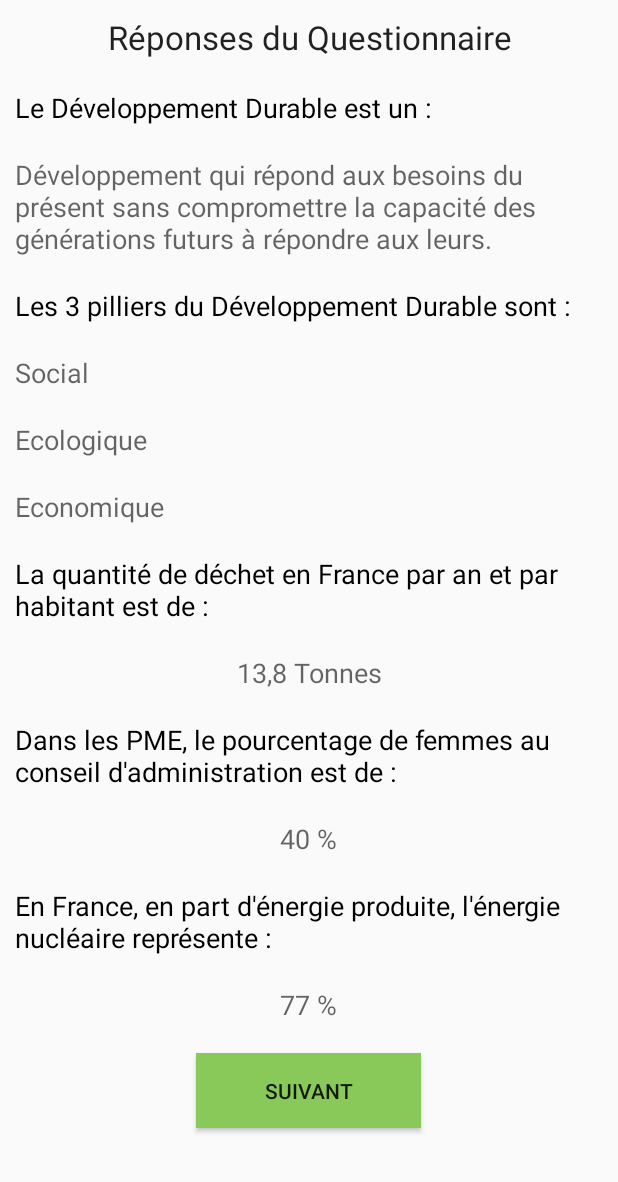
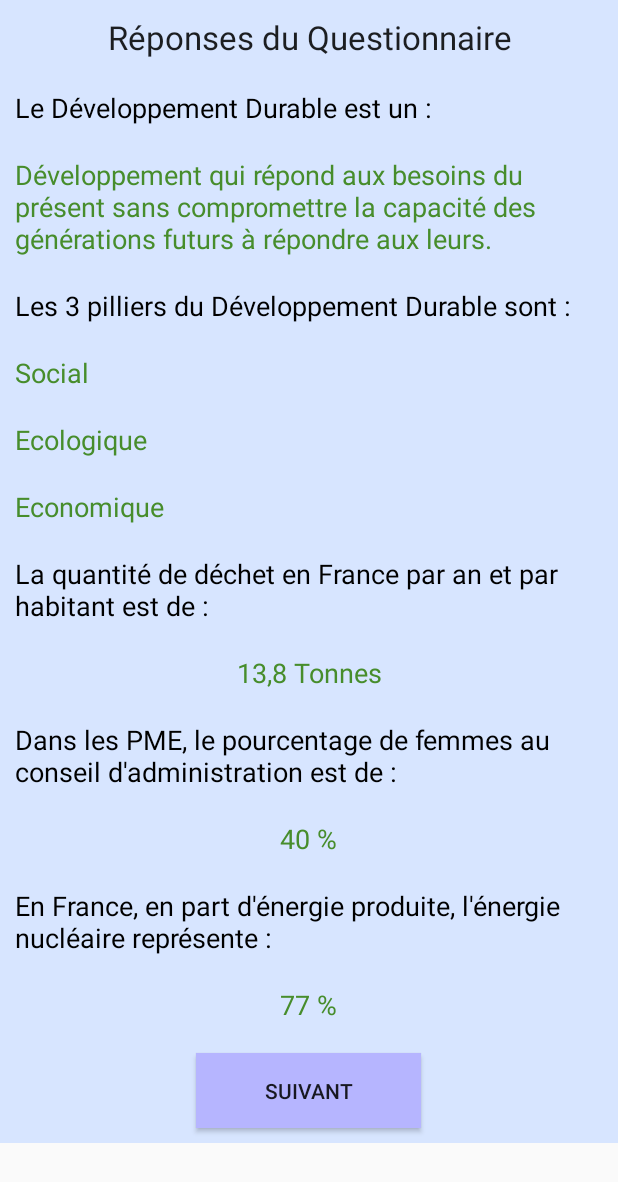
Before and after one commit to Eddupdup/OneIdeaADay, an Android app: the Resultats screen opened directly, with no data from a screen before it, on a phone screen of 412 x 824 dp. Shown: the top 1182 px of the screen. Run offline under Robolectric (Android 15) with nearby library versions, the light colour scheme and no system bars; 8 statements that could not run were skipped.

Commit message:
Aubin : couleurs résultats

```diff
--- a/app/src/main/res/layout/activity_resultats.xml
+++ b/app/src/main/res/layout/activity_resultats.xml
@@ -11,7 +11,8 @@
         android:layout_width="match_parent"
         android:layout_height="match_parent"
         android:clickable="false"
-        android:focusable="true">
+        android:focusable="true"
+        android:background="#ffd7e5ff">
 
         <TextView
             android:layout_width="fill_parent"
@@ -44,7 +45,8 @@
             android:layout_marginLeft="5dp"
             android:layout_marginRight="5dp"
             android:layout_marginTop="5dp"
-            android:layout_margin="10sp" />
+            android:layout_margin="10sp"
+            android:textColor="#ff478d2c" />
 
         <TextView
             android:layout_width="wrap_content"
@@ -65,7 +67,8 @@
             android:id="@+id/textView28"
             android:layout_marginLeft="5dp"
             android:layout_marginTop="5dp"
-            android:layout_margin="10sp" />
+            android:layout_margin="10sp"
+            android:textColor="#ff478d2c" />
 
         <TextView
             android:layout_width="wrap_content"
@@ -74,7 +77,8 @@
             android:text="Ecologique"
             android:id="@+id/textView29"
             android:layout_marginLeft="5dp"
-            android:layout_margin="10sp" />
+            android:layout_margin="10sp"
+            android:textColor="#ff478d2c" />
 
         <TextView
             android:layout_width="wrap_content"
@@ -83,7 +87,8 @@
             android:text="Economique"
             android:id="@+id/textView30"
             android:layout_marginLeft="5dp"
-            android:layout_margin="10sp" />
+            android:layout_margin="10sp"
+            android:textColor="#ff478d2c" />
 
         <TextView
             android:layout_width="wrap_content"
@@ -104,7 +109,8 @@
             android:id="@+id/textView22"
             android:gravity="center_horizontal"
             android:layout_marginTop="5dp"
-            android:layout_margin="10sp" />
+            android:layout_margin="10sp"
+            android:textColor="#ff478d2c" />
 
         <TextView
             android:layout_width="fill_parent"
@@ -126,7 +132,8 @@
             android:id="@+id/textView24"
             android:layout_gravity="center_horizontal"
             android:layout_marginTop="5dp"
-            android:layout_margin="10sp" />
+            android:layout_margin="10sp"
+            android:textColor="#ff478d2c" />
 
         <TextView
             android:layout_width="fill_parent"
@@ -148,7 +155,8 @@
             android:id="@+id/textView26"
             android:layout_gravity="center_horizontal"
             android:layout_marginTop="5dp"
-            android:layout_margin="10sp" />
+            android:layout_margin="10sp"
+            android:textColor="#ff478d2c" />
 
         <Button
             android:layout_width="150sp"
@@ -157,7 +165,7 @@
             android:id="@+id/button"
             android:layout_gravity="center_horizontal|bottom"
             android:layout_marginTop="30sp"
-            android:background="#89c95a"
+            android:background="#ffb6b5ff"
             android:clickable="true"
             android:onClick="onclickButton"
             android:layout_margin="10sp" />
--- a/app/src/main/res/layout/fact_5.xml
+++ b/app/src/main/res/layout/fact_5.xml
@@ -27,7 +27,7 @@
         android:id="@+id/textView10"
         android:layout_width="wrap_content"
         android:layout_height="wrap_content"
-        android:text="Entrepise lancée depuis 2009, BIRDEO aide les entreprises à la recherche de profils interessants pour dynamiser leur RSE ou leur implication dans le développement durable! Pour en découvrir plus, cliquez sur le lien en-dessous.   "
+        android:text="Entreprise lancée en 2009, BIRDEO aide les entreprises à la recherche de profils intéressants pour dynamiser leur RSE ou à leur implication dans le développement durable ! Pour en découvrir plus, cliquez sur le lien en-dessous."
         android:textAppearance="?android:attr/textAppearanceLarge"
         android:layout_gravity="left"
         android:textStyle="italic"
```
